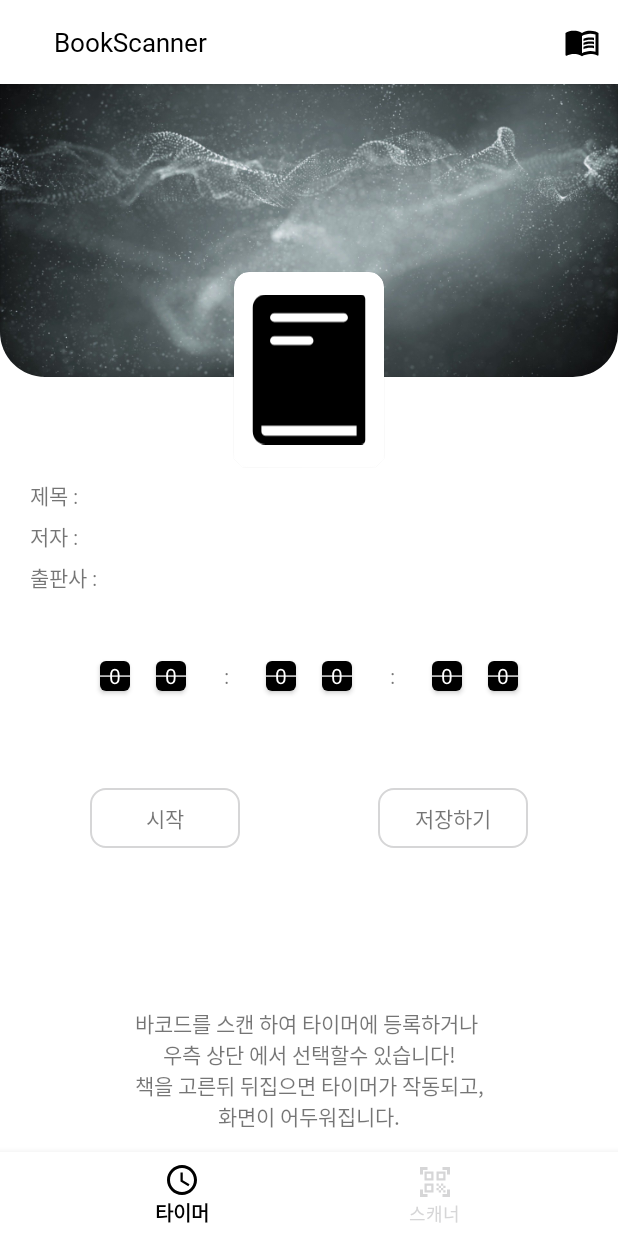
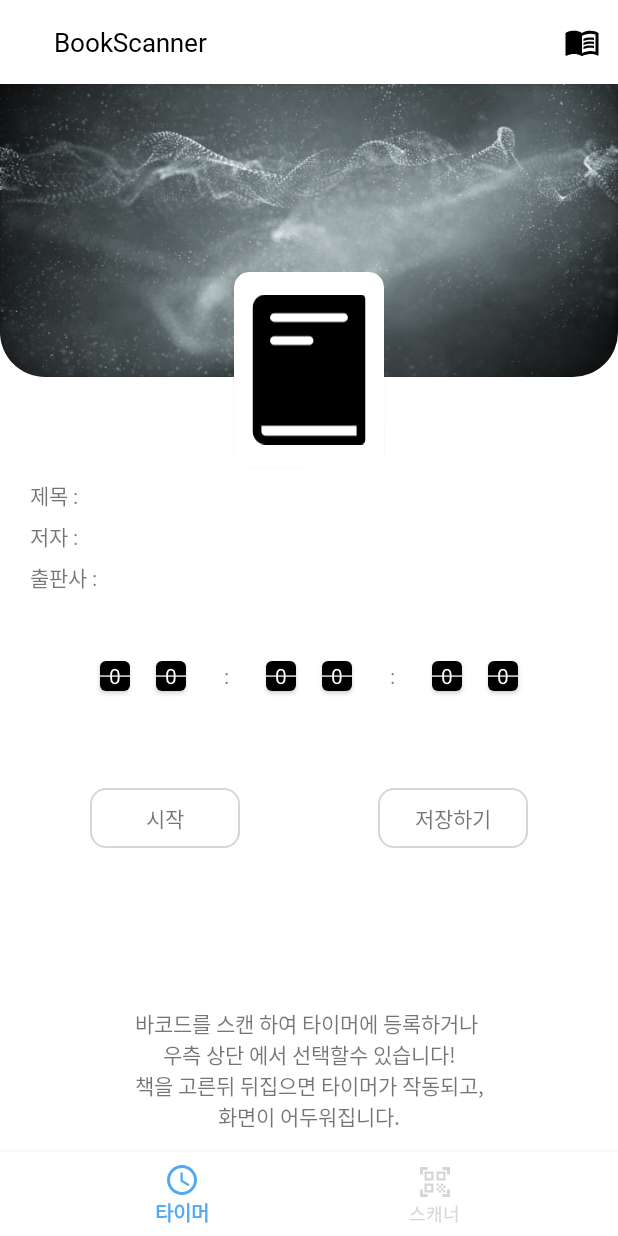
Before and after one commit to bigmacaron/BookScanner, an Android app: the ContentFragment screen opened directly, with no data from a screen before it, on a phone screen of 412 x 824 dp. Run offline under Robolectric (Android 15) with nearby library versions, the phone set to English and light mode, and no system bars; our stand-ins replace Room's generated code, data binding; libraries missing offline, so code that uses them is left out: com.gun0912.tedpermission, com.journeyapps.barcodescanner; pictures from the network do not load; 5 statements that could not run were skipped.

Commit message:
[수정] dialog selector 추가, recycler selector 추가, 하단 아이콘 색 변경

```diff
--- a/app/src/main/java/kr/kro/fatcats/bookscanner/fragment/ContentFragment.kt
+++ b/app/src/main/java/kr/kro/fatcats/bookscanner/fragment/ContentFragment.kt
@@ -98,7 +98,7 @@ class ContentFragment : Fragment() , BottomNavigationView.OnNavigationItemSelect
             Handler(Looper.getMainLooper()).postDelayed({
                 selectTimer()
                 (activity as MainActivity).closeDrawer()
-            }, 500)
+            }, 200)
         })
 
         mBookViewModel.sensorXyzData.observe(viewLifecycleOwner,{
--- a/app/src/main/res/color/selector_bottom_navigation.xml
+++ b/app/src/main/res/color/selector_bottom_navigation.xml
@@ -1,5 +1,5 @@
 <?xml version="1.0" encoding="utf-8"?>
 <selector xmlns:android="http://schemas.android.com/apk/res/android">
-    <item android:state_selected="true" android:color="@color/black" />
+    <item android:state_selected="true" android:color="@color/main_color" />
     <item android:color="@color/txt_white_gray" />
 </selector>
--- /dev/null
+++ b/app/src/main/res/drawable/selector_view2.xml
@@ -0,0 +1,6 @@
+<?xml version="1.0" encoding="utf-8"?>
+<selector xmlns:android="http://schemas.android.com/apk/res/android">
+    <item android:state_pressed="true" android:drawable="@drawable/drawable_view_focused"/>
+    <item android:state_focused="true" android:drawable="@drawable/drawable_view_focused"/>
+    <item android:drawable="@drawable/drawable_view"/>
+</selector>
--- a/app/src/main/res/layout/book_info_custom_dialog.xml
+++ b/app/src/main/res/layout/book_info_custom_dialog.xml
@@ -185,7 +185,7 @@
                 android:layout_width="0dp"
                 android:layout_height="30dp"
                 android:layout_margin="30dp"
-                android:background="@drawable/background_round_border_gray"
+                android:background="@drawable/selector_view"
                 android:clickable="true"
                 android:focusable="true"
                 android:gravity="center"
@@ -201,7 +201,7 @@
                 android:layout_width="0dp"
                 android:layout_height="30dp"
                 android:layout_margin="30dp"
-                android:background="@drawable/background_round_border_gray"
+                android:background="@drawable/selector_view"
                 android:clickable="true"
                 android:focusable="true"
                 android:gravity="center"
--- a/app/src/main/res/layout/fragment_drawer.xml
+++ b/app/src/main/res/layout/fragment_drawer.xml
@@ -35,7 +35,6 @@
             app:layout_constraintTop_toTopOf="parent" />
 
         <androidx.recyclerview.widget.RecyclerView
-            android:background="?attr/selectableItemBackground"
             android:id="@+id/rv_book_list"
             android:layout_width="match_parent"
             android:layout_height="0dp"
--- a/app/src/main/res/layout/item_book_list.xml
+++ b/app/src/main/res/layout/item_book_list.xml
@@ -10,6 +10,9 @@
     </data>
 
     <androidx.constraintlayout.widget.ConstraintLayout
+        android:background="@drawable/selector_view2"
+        android:focusable="true"
+        android:clickable="true"
         android:layout_width="match_parent"
         android:layout_height="wrap_content"
         android:padding="10dp">
--- a/app/src/main/res/values/themes.xml
+++ b/app/src/main/res/values/themes.xml
@@ -4,12 +4,12 @@
         <item name="windowActionBar">false</item>
         <item name="windowNoTitle">true</item>
         <!-- Primary brand color. -->
-        <item name="colorPrimary">@android:color/transparent</item>
+        <item name="colorPrimary">@color/main_color</item>
         <item name="colorPrimaryVariant">@color/main_color</item>
-        <item name="colorOnPrimary">@color/black</item>
+        <item name="colorOnPrimary">@color/main_color_bright</item>
         <!-- Secondary brand color. -->
-        <item name="colorSecondary">@color/teal_200</item>
-        <item name="colorSecondaryVariant">@color/teal_700</item>
+        <item name="colorSecondary">@color/main_color</item>
+        <item name="colorSecondaryVariant">@color/main_color</item>
         <item name="colorOnSecondary">@color/black</item>
         <!-- Status bar color. -->
         <item name="android:statusBarColor" tools:targetApi="l">?attr/colorPrimaryVariant</item>
```
Also changed, not shown: app/src/main/res/drawable/drawable_view.xml (added, +8 -0 lines).
